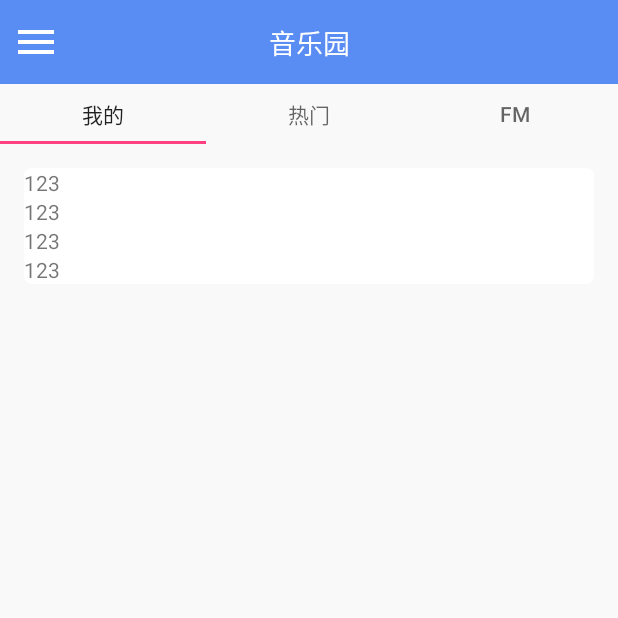
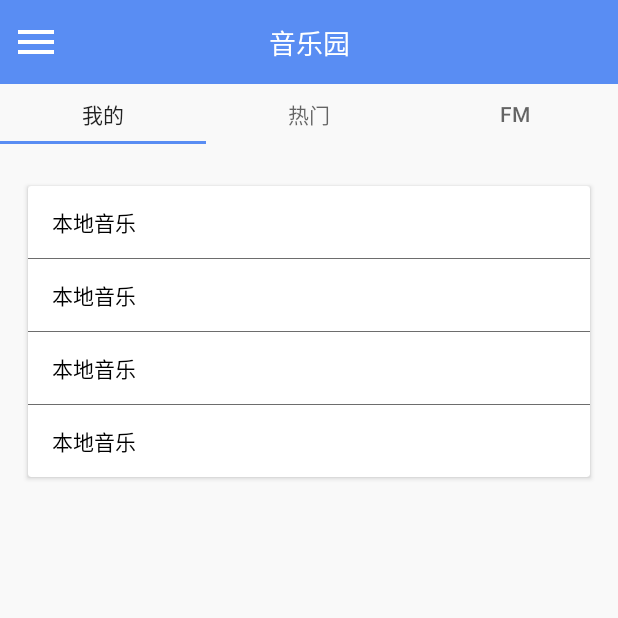
Before and after one commit to Longxiongzaizhe/MyPlayer, an Android app: the screen it shows after launch (MainActivity), on a phone screen of 412 x 824 dp, the top half of it. Run offline under Robolectric (Android 15) with nearby library versions, the phone set to English and light mode, and no system bars; our stand-ins replace ButterKnife; libraries missing offline, so code that uses them is left out: com.orhanobut.logger; 2 statements that could not run were skipped.

Commit message:
多状态布局

```diff
--- a/app/src/main/java/wj/com/myplayer/Utils/FileUtils.java
+++ b/app/src/main/java/wj/com/myplayer/Utils/FileUtils.java
@@ -1,7 +1,11 @@
 package wj.com.myplayer.Utils;
 
+import android.content.Context;
 import android.graphics.Bitmap;
+import android.net.Uri;
+import android.os.Build;
 import android.os.Environment;
+import android.support.v4.content.FileProvider;
 
 import java.io.File;
 import java.io.FileNotFoundException;
@@ -132,4 +136,17 @@ public class FileUtils {
         return filename;
     }
 
+    private static Uri getUriForFile(Context context, File file) {
+        if (context == null || file == null) {//简单地拦截一下
+            throw new NullPointerException();
+        }
+        Uri uri;
+        if (Build.VERSION.SDK_INT >= 24) {
+            uri = FileProvider.getUriForFile(context, "com.hjl.android7.fileprovider", file);
+        } else {
+            uri = Uri.fromFile(file);
+        }
+        return uri;
+    }
+
 }
--- a/app/src/main/java/wj/com/myplayer/View/MainActivity.java
+++ b/app/src/main/java/wj/com/myplayer/View/MainActivity.java
@@ -34,11 +34,12 @@ import wj.com.myplayer.View.Fragment.OneFragment;
 import wj.com.myplayer.View.Fragment.TestFragment;
 import wj.com.myplayer.View.adapter.LazyFragmentPagerAdapter;
 import wj.com.myplayer.View.navSetting.UserSettingActivity;
+import wj.com.myplayer.mview.NoScrollViewPager;
 
 public class MainActivity extends BaseMultipleActivity implements View.OnClickListener {
 
     private TabLayout mMainTabLayout;
-    private ViewPager mMainViewpager;
+    private NoScrollViewPager mMainViewpager;
 
     private List<Fragment> mFragments;
     private List<String> mTitles;
@@ -75,8 +76,9 @@ public class MainActivity extends BaseMultipleActivity implements View.OnClickLi
 
 
     public void initView() {
-        mMainViewpager = (ViewPager) findViewById(R.id.main_viewpager);
+        mMainViewpager =  findViewById(R.id.main_viewpager);
         mMainTabLayout = (TabLayout) findViewById(R.id.main_tab_layout);
+        mMainViewpager.setNoScroll(true);
 
         mFragments = new ArrayList<>();
         mTitles = new ArrayList<>();
@@ -133,6 +135,7 @@ public class MainActivity extends BaseMultipleActivity implements View.OnClickLi
                 return true;
             }
         });
+        mMainViewpager.addOnPageChangeListener(mOnPageChangeListener);
     }
 
     @Override
@@ -194,4 +197,24 @@ public class MainActivity extends BaseMultipleActivity implements View.OnClickLi
         }
 
     }
+
+    private ViewPager.OnPageChangeListener mOnPageChangeListener = new ViewPager.OnPageChangeListener() {
+        @Override
+        public void onPageScrolled(int position, float positionOffset, int positionOffsetPixels) {
+
+        }
+
+        @Override
+        public void onPageSelected(int position) {
+            mMainViewpager.setCurrentItem(0);
+            if (position != 0) {
+                ToastUtil.showSingleToast("暂未开放，敬请期待");
+            }
+        }
+
+        @Override
+        public void onPageScrollStateChanged(int state) {
+
+        }
+    };
 }
--- /dev/null
+++ b/app/src/main/java/wj/com/myplayer/mview/NoScrollViewPager.java
@@ -0,0 +1,47 @@
+package wj.com.myplayer.mview;
+
+import android.content.Context;
+import android.support.annotation.NonNull;
+import android.support.annotation.Nullable;
+import android.support.v4.view.ViewPager;
+import android.util.AttributeSet;
+import android.view.MotionEvent;
+
+public class NoScrollViewPager extends ViewPager {
+
+    private boolean noScroll = false;
+
+    public NoScrollViewPager(@NonNull Context context) {
+        super(context);
+    }
+
+    public NoScrollViewPager(@NonNull Context context, @Nullable AttributeSet attrs) {
+        super(context, attrs);
+    }
+
+    public NoScrollViewPager(@NonNull Context context, @Nullable AttributeSet attrs, boolean noScroll) {
+        super(context, attrs);
+        this.noScroll = noScroll;
+    }
+
+    public void setNoScroll(boolean noScroll) {
+        this.noScroll = noScroll;
+    }
+
+    @Override
+    public boolean onTouchEvent(MotionEvent arg0) {
+        /* return false;//super.onTouchEvent(arg0); */
+        if (noScroll)
+            return false;
+        else
+            return super.onTouchEvent(arg0);
+    }
+
+    @Override
+    public boolean onInterceptTouchEvent(MotionEvent arg0) {
+        if (noScroll)
+            return false;
+        else
+            return super.onInterceptTouchEvent(arg0);
+    }
+}
--- a/app/src/main/res/layout/activity_main.xml
+++ b/app/src/main/res/layout/activity_main.xml
@@ -17,9 +17,10 @@
         <android.support.design.widget.TabLayout
             android:id="@+id/main_tab_layout"
             android:layout_width="match_parent"
-            android:layout_height="40dp"/>
+            android:layout_height="40dp"
+            app:tabIndicatorColor="@color/base_blue"/>
 
-        <android.support.v4.view.ViewPager
+        <wj.com.myplayer.mview.NoScrollViewPager
             android:id="@+id/main_viewpager"
             android:layout_width="match_parent"
             android:layout_weight="1"
--- a/app/src/main/res/layout/fragment_main.xml
+++ b/app/src/main/res/layout/fragment_main.xml
@@ -1,6 +1,7 @@
 <?xml version="1.0" encoding="utf-8"?>
-<LinearLayout
-    xmlns:android="http://schemas.android.com/apk/res/android"
+<LinearLayout xmlns:android="http://schemas.android.com/apk/res/android"
+    xmlns:app="http://schemas.android.com/apk/res-auto"
+    xmlns:tools="http://schemas.android.com/tools"
     android:background="@color/bg_gray"
     android:layout_width="match_parent"
     android:layout_height="match_parent">
@@ -10,31 +11,119 @@
         android:layout_width="match_parent"
         android:layout_height="match_parent">
 
-        <LinearLayout
+        <android.support.v7.widget.CardView
             android:layout_width="match_parent"
-            android:layout_height="300dp"
-            android:orientation="vertical"
-            android:background="@drawable/bg_white_5t"
-            android:layout_margin="@dimen/base_margin_size"
-            >
-            <TextView
-                android:text="123"
-                android:layout_width="wrap_content"
-                android:layout_height="wrap_content" />
-            <TextView
-                android:text="123"
-                android:layout_width="wrap_content"
-                android:layout_height="wrap_content" />
-            <TextView
-                android:text="123"
-                android:layout_width="wrap_content"
-                android:layout_height="wrap_content" />
-            <TextView
-                android:text="123"
-                android:layout_width="wrap_content"
-                android:layout_height="wrap_content" />
+            android:layout_height="wrap_content"
+            android:layout_marginTop="@dimen/margin_large_size"
+            android:layout_marginLeft="@dimen/base_margin_size"
+            android:layout_marginBottom="@dimen/base_margin_size"
+            android:layout_marginRight="@dimen/base_margin_size"
+            android:padding="@dimen/padding_small_size"
+            app:cardUseCompatPadding="true"
+            app:cardPreventCornerOverlap="true"
+            app:cardCornerRadius="2dp">
 
-        </LinearLayout>
+            <LinearLayout
+                android:layout_width="match_parent"
+                android:layout_height="match_parent"
+                android:orientation="vertical">
+                <LinearLayout
+                    android:layout_width="match_parent"
+                    android:layout_height="48dp"
+                    android:gravity="center|left">
+
+                    <ImageView
+                        android:layout_width="wrap_content"
+                        android:layout_height="wrap_content" />
+
+                    <TextView
+                        android:layout_width="wrap_content"
+                        android:layout_height="wrap_content"
+                        android:layout_marginLeft="@dimen/base_margin_size"
+                        android:text="本地音乐"
+                        android:textColor="@color/black"/>
+
+                </LinearLayout>
+
+                <View
+                    android:layout_width="match_parent"
+                    android:layout_height="1px"
+                    android:background="@color/gray_tinge"/>
+
+                <LinearLayout
+                    android:layout_width="match_parent"
+                    android:layout_height="48dp"
+                    android:gravity="center|left">
+
+                    <ImageView
+                        android:layout_width="wrap_content"
+                        android:layout_height="wrap_content" />
+
+                    <TextView
+                        android:layout_width="wrap_content"
+                        android:layout_height="wrap_content"
+                        android:layout_marginLeft="@dimen/base_margin_size"
+                        android:text="本地音乐"
+                        android:textColor="@color/black"/>
+
+                </LinearLayout>
+
+                <View
+                    android:layout_width="match_parent"
+                    android:layout_height="1px"
+                    android:background="@color/gray_tinge"/>
+
+                <LinearLayout
+                    android:layout_width="match_parent"
+                    android:layout_height="48dp"
+                    android:gravity="center|left">
+
+                    <ImageView
+                        android:layout_width="wrap_content"
+                        android:layout_height="wrap_content" />
+
+                    <TextView
+                        android:layout_width="wrap_content"
+                        android:layout_height="wrap_content"
+                        android:layout_marginLeft="@dimen/base_margin_size"
+                        android:text="本地音乐"
+                        android:textColor="@color/black"/>
+
+                </LinearLayout>
+
+                <View
+                    android:layout_width="match_parent"
+                    android:layout_height="1px"
+                    android:background="@color/gray_tinge"/>
+
+                <LinearLayout
+                    android:layout_width="match_parent"
+                    android:layout_height="48dp"
+                    android:gravity="center|left">
+
+                    <ImageView
+                        android:layout_width="wrap_content"
+                        android:layout_height="wrap_content" />
+
+                    <TextView
+                        android:layout_width="wrap_content"
+                        android:layout_height="wrap_content"
+                        android:layout_marginLeft="@dimen/base_margin_size"
+                        android:text="本地音乐"
+                        android:textColor="@color/black"/>
+
+                </LinearLayout>
+
+
+            </LinearLayout>
+
+
+
+
+
+
+
+        </android.support.v7.widget.CardView>
 
 
     </ScrollView>
```
